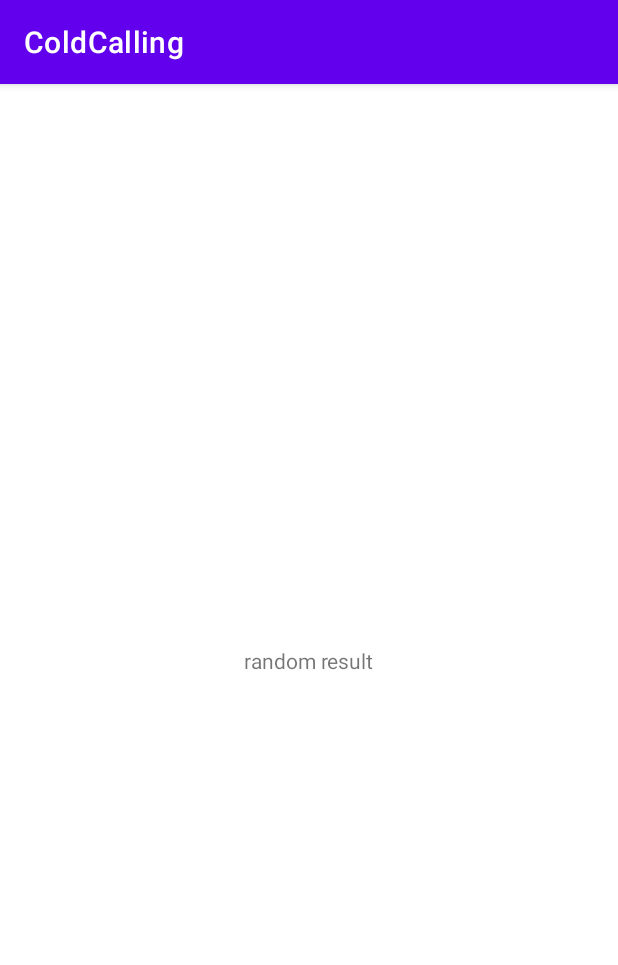
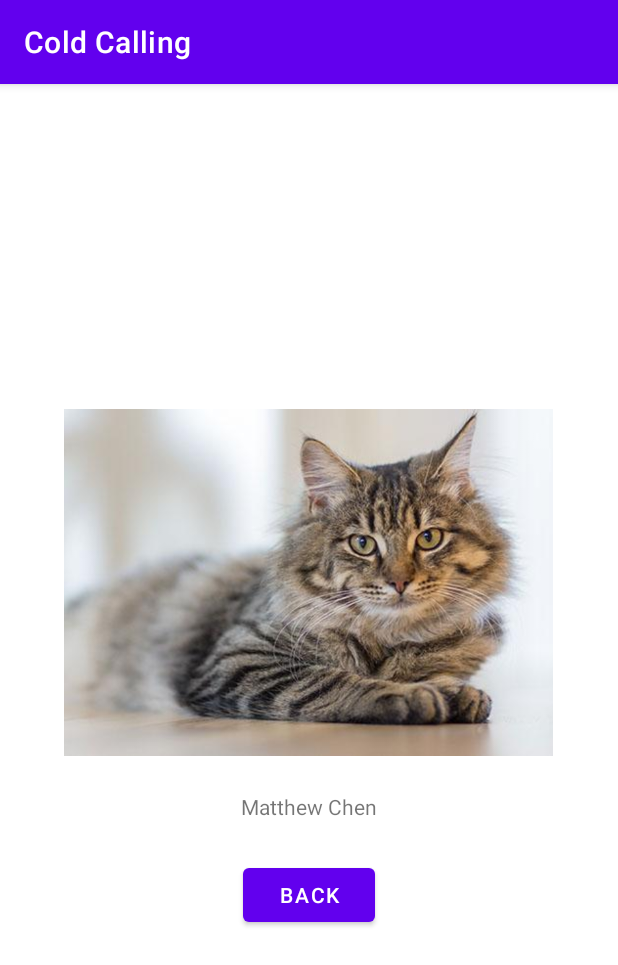
Before and after one commit to Nastalgua/cold-calling, an Android app: the RandomResult screen opened directly, with no data from a screen before it, on a phone screen of 412 x 824 dp. Shown: the top 965 px of the screen. Run offline under Robolectric (Android 15) with nearby library versions, the phone set to English and light mode, and no system bars; our stand-ins replace Picasso.

Commit message:
finished random results activity

```diff
--- a/app/src/main/java/com/mm/coldcalling/MainActivity.java
+++ b/app/src/main/java/com/mm/coldcalling/MainActivity.java
@@ -30,6 +30,8 @@ public class MainActivity extends AppCompatActivity {
       Student s = new Student("Matthew Chen", R.drawable.cat, false);
       students.add(s);
     }
+
+    uncalledStudents = (ArrayList<Student>) students.clone();
 
     // create adapter
     CustomAdapater customAdapater = new CustomAdapater(this, students);
--- a/app/src/main/java/com/mm/coldcalling/RandomResult.java
+++ b/app/src/main/java/com/mm/coldcalling/RandomResult.java
@@ -2,13 +2,55 @@ package com.mm.coldcalling;
 
 import androidx.appcompat.app.AppCompatActivity;
 
+import android.content.Intent;
 import android.os.Bundle;
+import android.view.View;
+import android.widget.Button;
+import android.widget.ImageView;
+import android.widget.TextView;
+
+import com.squareup.picasso.Picasso;
+
+import java.util.Random;
 
 public class RandomResult extends AppCompatActivity {
+
+  private ImageView mImg;
+  private TextView mFullName;
+  private Button mBackBtn;
 
   @Override
   protected void onCreate(Bundle savedInstanceState) {
     super.onCreate(savedInstanceState);
     setContentView(R.layout.activity_random_result);
+
+    this.mImg = findViewById(R.id.student_image);
+    this.mFullName = findViewById(R.id.full_name);
+    this.mBackBtn = findViewById(R.id.back_btn);
+
+    Student student = this.pickRandomStudent();
+
+    // set information
+    this.mFullName.setText(student.getFullName());
+    Picasso.with(this).load(student.getImage()).into(this.mImg);
+
+//    MainActivity.uncalledStudents.remove(student);
+//    MainActivity.calledStudents.add(student);
+
+    this.mBackBtn.setOnClickListener(new View.OnClickListener() {
+      @Override
+      public void onClick(View v) {
+//        Intent i = new Intent(RandomResult.this, MainActivity.class);
+//        startActivity(i);
+        finish();
+      }
+    });
+  }
+
+  private Student pickRandomStudent() {
+    Random random = new Random();
+    int randomIndex = random.nextInt(MainActivity.uncalledStudents.size());
+
+    return MainActivity.uncalledStudents.get(randomIndex);
   }
 }
--- a/app/src/main/res/layout/activity_main.xml
+++ b/app/src/main/res/layout/activity_main.xml
@@ -17,7 +17,8 @@
             android:id="@+id/student_list"
             android:layout_width="match_parent"
             android:layout_height="wrap_content"
-            android:layout_gravity="top"
+            android:dividerHeight="1dp"
+            android:divider="@drawable/list_divider"
             >
         </ListView>
     </LinearLayout>
--- a/app/src/main/res/layout/activity_random_result.xml
+++ b/app/src/main/res/layout/activity_random_result.xml
@@ -1,18 +1,31 @@
 <?xml version="1.0" encoding="utf-8"?>
-<androidx.constraintlayout.widget.ConstraintLayout xmlns:android="http://schemas.android.com/apk/res/android"
+<LinearLayout xmlns:android="http://schemas.android.com/apk/res/android"
     xmlns:app="http://schemas.android.com/apk/res-auto"
     xmlns:tools="http://schemas.android.com/tools"
     android:layout_width="match_parent"
     android:layout_height="match_parent"
+    android:gravity="center"
+    android:orientation="vertical"
     tools:context=".RandomResult">
 
+    <ImageView
+        android:id="@+id/student_image"
+        android:layout_width="326dp"
+        android:layout_height="259dp"
+        app:srcCompat="@drawable/cat" />
+
     <TextView
-        android:id="@+id/textView"
+        android:id="@+id/full_name"
         android:layout_width="wrap_content"
         android:layout_height="wrap_content"
-        android:text="random result"
-        app:layout_constraintBottom_toBottomOf="parent"
-        app:layout_constraintEnd_toEndOf="parent"
-        app:layout_constraintStart_toStartOf="parent"
-        app:layout_constraintTop_toTopOf="parent" />
-</androidx.constraintlayout.widget.ConstraintLayout>
+        android:layout_marginTop="10dp"
+        android:text="TextView"
+        tools:layout_editor_absoluteY="464dp" />
+
+    <Button
+        android:id="@+id/back_btn"
+        android:layout_width="wrap_content"
+        android:layout_height="wrap_content"
+        android:layout_marginTop="25dp"
+        android:text="@string/back_btn" />
+</LinearLayout>
--- a/app/src/main/res/values/colors.xml
+++ b/app/src/main/res/values/colors.xml
@@ -7,4 +7,5 @@
     <color name="teal_700">#FF018786</color>
     <color name="black">#FF000000</color>
     <color name="white">#FFFFFFFF</color>
+    <color name="gray">#c7c7c7</color>
 </resources>
--- a/app/src/main/res/values/strings.xml
+++ b/app/src/main/res/values/strings.xml
@@ -1,11 +1,12 @@
 <resources>
-    <string name="app_name">ColdCalling</string>
+    <string name="app_name">Cold Calling</string>
 
     <!--  Buttons  -->
     <string name="random_btn">Random</string>
     <string name="called_log_btn">Called log</string>
     <string name="uncalled_log_btn">Uncalled Log</string>
     <string name="title_activity_uncalled_log">UncalledLog</string>
+    <string name="back_btn">Back</string>
 
     <!-- Strings used for fragments for navigation -->
     <string name="first_fragment_label">First Fragment</string>
```
Also changed, not shown: app/src/main/java/com/mm/coldcalling/Student.java (+7 -0 lines), app/src/main/res/drawable-v24/list_divider.xml (added, +12 -0 lines), app/src/main/res/layout/listview_layout.xml (+10 -10 lines).
